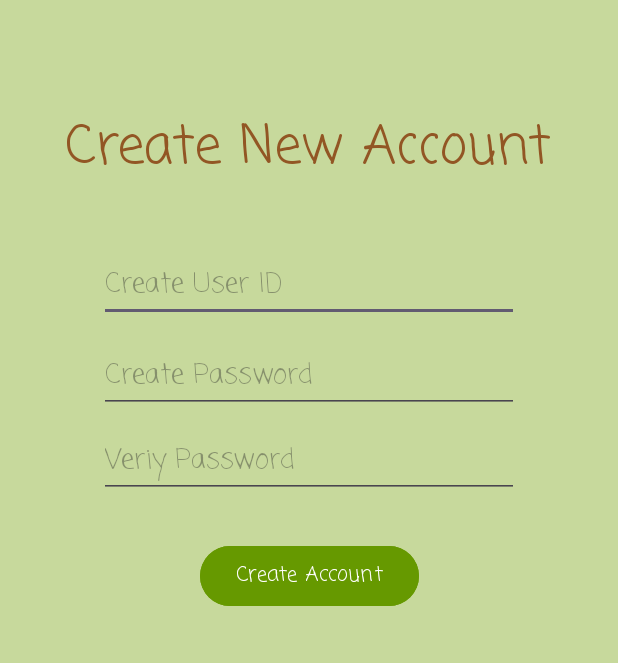
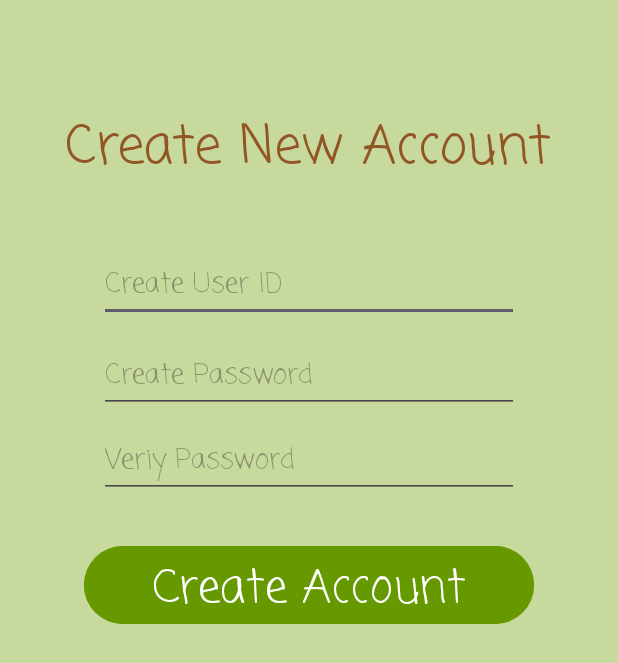
Before and after one commit to Liliana-Saavedra/CST-338-Project-2-Group-9, an Android app: the CreateAccountActivity screen opened directly, with no data from a screen before it, on a phone screen of 412 x 824 dp. Shown: the top 663 px of the screen. Run offline under Robolectric (Android 15) with nearby library versions, the phone set to English and light mode, and no system bars; our stand-ins replace Room's generated code.

```diff
--- a/app/src/main/java/com/example/cst_338_project_2_group_9/CreateAccountActivity.java
+++ b/app/src/main/java/com/example/cst_338_project_2_group_9/CreateAccountActivity.java
@@ -4,12 +4,15 @@ import android.content.Context;
 import android.content.Intent;
 import android.os.Bundle;
 import android.view.View;
+import android.widget.Toast;
 
 import androidx.appcompat.app.AppCompatActivity;
 
 import com.example.cst_338_project_2_group_9.databinding.ActivityCreateaccountBinding;
 import com.example.cst_338_project_2_group_9.entities.User;
 import com.example.cst_338_project_2_group_9.typeConverters.AppDatabase;
+
+import java.util.List;
 
 public class CreateAccountActivity extends AppCompatActivity {
 
@@ -18,10 +21,12 @@ public class CreateAccountActivity extends AppCompatActivity {
     private AppDatabase db;
 
     @Override
-    protected void onCreate(Bundle saveInstanceState){
-        super.onCreate(saveInstanceState);
+    protected void onCreate(Bundle savedInstanceState){
+        super.onCreate(savedInstanceState);
         binding = ActivityCreateaccountBinding.inflate(getLayoutInflater());
-        setContentView(R.layout.activity_createaccount);
+        setContentView(binding.getRoot());
+
+        db = AppDatabase.getDatabase(this);
 
         binding.createAccountButton.setOnClickListener(new View.OnClickListener() {
             @Override
@@ -36,19 +41,29 @@ public class CreateAccountActivity extends AppCompatActivity {
         String newPassword = binding.createPasswordEditText.getText().toString();
         String verifyPassword = binding.verifyPasswordEditText.getText().toString();
 
+        if (newUserId.isEmpty() || newPassword.isEmpty() || verifyPassword.isEmpty()) {
+            toastMaker("UserID and password cannot be blank");
+            return;
+        }
+
+        if (!newPassword.equals(verifyPassword)) {
+            toastMaker("Passwords do not match");
+            return;
+        }
+
         new Thread(() -> {
-            if (newPassword.equals(verifyPassword)) {
-                User newUser = new User(newPassword, newUserId, false);
-                db.userDAO().insert(newUser);
-                startActivity(LoginActivity.intentFactory(getApplicationContext()));
-            }
+            User newUser = new User(newPassword, newUserId, false);
+            db.userDAO().insert(newUser);
         }).start();
 
+        startActivity(LoginActivity.intentFactory(getApplicationContext()));
 
     }
 
-
-    public static Intent intentFactory(Context context) {
+    private void toastMaker(String message) {
+        Toast.makeText(this, message, Toast.LENGTH_SHORT).show();
+    }
+    public static Intent createAccountIntentFactory(Context context) {
         return new Intent(context, CreateAccountActivity.class);
     }
 
--- a/app/src/main/res/layout/activity_createaccount.xml
+++ b/app/src/main/res/layout/activity_createaccount.xml
@@ -68,12 +68,13 @@
 
     <Button
         android:id="@+id/createAccountButton"
-        android:layout_width="wrap_content"
-        android:layout_height="wrap_content"
+        android:layout_width="300dp"
+        android:layout_height="60dp"
         android:layout_marginTop="28dp"
+        android:backgroundTint="@android:color/holo_green_dark"
+        android:fontFamily="casual"
         android:text="@string/create_account"
-        android:fontFamily="casual"
-        android:backgroundTint="@android:color/holo_green_dark"
+        android:textSize="30sp"
         app:layout_constraintEnd_toEndOf="parent"
         app:layout_constraintStart_toStartOf="parent"
         app:layout_constraintTop_toBottomOf="@+id/verifyPasswordEditText" />
```
